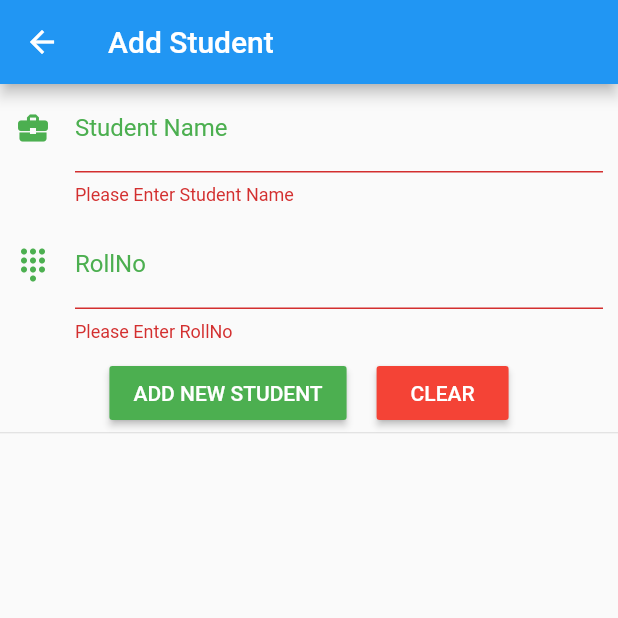
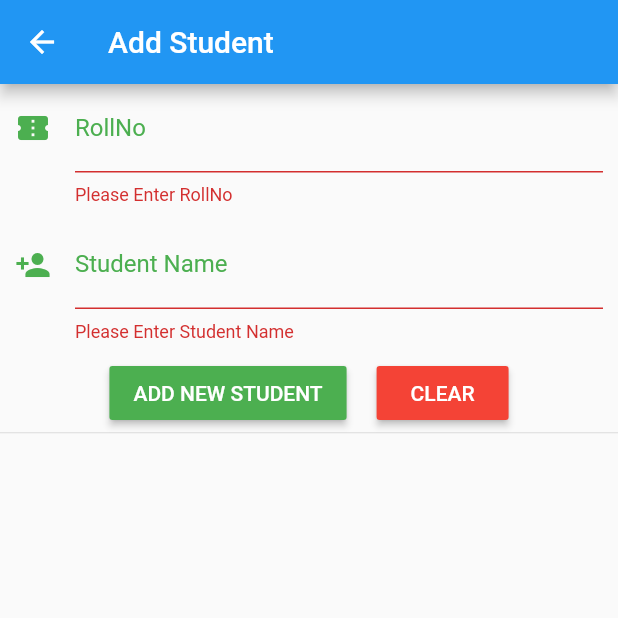
Before and after one commit to sbmkrgit/Attendance-App, a Flutter app: the AddStudent screen opened directly, on a phone screen of 412 x 824 dp, the top half of it. Run offline on Flutter 3.47's test engine with Material 2 defaults, Android fonts, the phone set to English and light mode, and no system bars; our stand-ins replace cloud_firestore, firebase_auth; accounts and stored records are empty.

Commit message:
Modified Add Student Page

```diff
--- a/lib/pages/AddStudent.dart
+++ b/lib/pages/AddStudent.dart
@@ -7,6 +7,7 @@ class AddStudent extends StatefulWidget {
 }
 
 class _AddStudentState extends State<AddStudent> {
+  bool present = false;
   final db = Firestore.instance;
   final GlobalKey<FormState> _formStateKey = GlobalKey<FormState>();
   String _studentName;
@@ -29,6 +30,7 @@ class _AddStudentState extends State<AddStudent> {
     await db.collection("students").add({
       'name': _studentName,
       'rollNo': int.parse(_studentRollNo),
+      'attendance' : "Absent",
     }).then((documentReference) {
       print(documentReference.documentID);
       clearForm();
@@ -57,9 +59,12 @@ class _AddStudentState extends State<AddStudent> {
     return snapshot.data.documents
         .map<Widget>(
           (doc) => new ListTile(
-            title: new Text(doc["name"]),
-            subtitle: new Text(
-              doc["rollNo"].toString(),
+            leading: Icon(Icons.person_outline),
+            title: Text(
+              doc['rollNo'].toString() +
+                  ". " +
+                  doc['name'].toString().toUpperCase(),
+              style: TextStyle(fontWeight: FontWeight.bold, fontSize: 15),
             ),
             trailing: Container(
               width: 100,
@@ -69,7 +74,8 @@ class _AddStudentState extends State<AddStudent> {
                     onPressed: () {
                       setState(() {
                         _studentNameController.text = doc["name"];
-                        _studentRollNoController.text = doc["rollNo"].toString();
+                        _studentRollNoController.text =
+                            doc["rollNo"].toString();
                         docIdToUpdate = doc.documentID;
                         isUpdate = true;
                       });
@@ -114,38 +120,6 @@ class _AddStudentState extends State<AddStudent> {
                   child: TextFormField(
                     validator: (value) {
                       if (value.isEmpty) {
-                        return 'Please Enter Student Name';
-                      }
-                      if (value.trim() == "")
-                        return "Only Space is Not Valid!!!";
-                      return null;
-                    },
-                    onSaved: (value) {
-                      _studentName = value;
-                    },
-                    controller: _studentNameController,
-                    decoration: InputDecoration(
-                        focusedBorder: new UnderlineInputBorder(
-                            borderSide: new BorderSide(
-                                color: Colors.green,
-                                width: 2,
-                                style: BorderStyle.solid)),
-                        labelText: "Student Name",
-                        icon: Icon(
-                          Icons.business_center,
-                          color: Colors.green,
-                        ),
-                        fillColor: Colors.white,
-                        labelStyle: TextStyle(
-                          color: Colors.green,
-                        )),
-                  ),
-                ),
-                Padding(
-                  padding: EdgeInsets.only(left: 10, right: 10, bottom: 10),
-                  child: TextFormField(
-                    validator: (value) {
-                      if (value.isEmpty) {
                         return 'Please Enter RollNo';
                       }
                       if (value.trim() == "")
@@ -165,7 +139,39 @@ class _AddStudentState extends State<AddStudent> {
                                 style: BorderStyle.solid)),
                         labelText: "RollNo",
                         icon: Icon(
-                          Icons.dialpad,
+                          Icons.confirmation_number,
+                          color: Colors.green,
+                        ),
+                        fillColor: Colors.white,
+                        labelStyle: TextStyle(
+                          color: Colors.green,
+                        )),
+                  ),
+                ),
+                Padding(
+                  padding: EdgeInsets.only(left: 10, right: 10, bottom: 10),
+                  child: TextFormField(
+                    validator: (value) {
+                      if (value.isEmpty) {
+                        return 'Please Enter Student Name';
+                      }
+                      if (value.trim() == "")
+                        return "Only Space is Not Valid!!!";
+                      return null;
+                    },
+                    onSaved: (value) {
+                      _studentName = value;
+                    },
+                    controller: _studentNameController,
+                    decoration: InputDecoration(
+                        focusedBorder: new UnderlineInputBorder(
+                            borderSide: new BorderSide(
+                                color: Colors.green,
+                                width: 2,
+                                style: BorderStyle.solid)),
+                        labelText: "Student Name",
+                        icon: Icon(
+                          Icons.person_add,
                           color: Colors.green,
                         ),
                         fillColor: Colors.white,
@@ -219,10 +225,10 @@ class _AddStudentState extends State<AddStudent> {
             height: 5.0,
           ),
           StreamBuilder<QuerySnapshot>(
-            stream: db.collection("students").snapshots(),
+            stream: db.collection("students").orderBy('rollNo').snapshots(),
             builder:
                 (BuildContext context, AsyncSnapshot<QuerySnapshot> snapshot) {
-              if (!snapshot.hasData) return new Text("There is no expense");
+              if (!snapshot.hasData) return new Text("There is no Student");
               return Expanded(
                 child: new ListView(
                   children: generateStudentList(snapshot),
```
